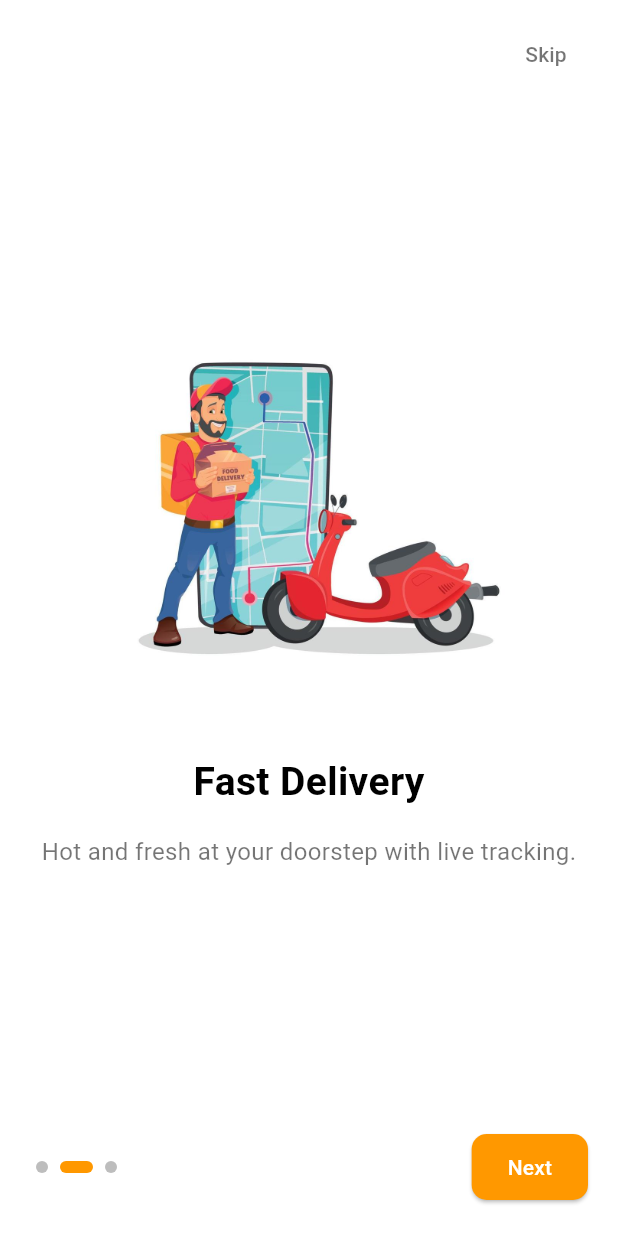
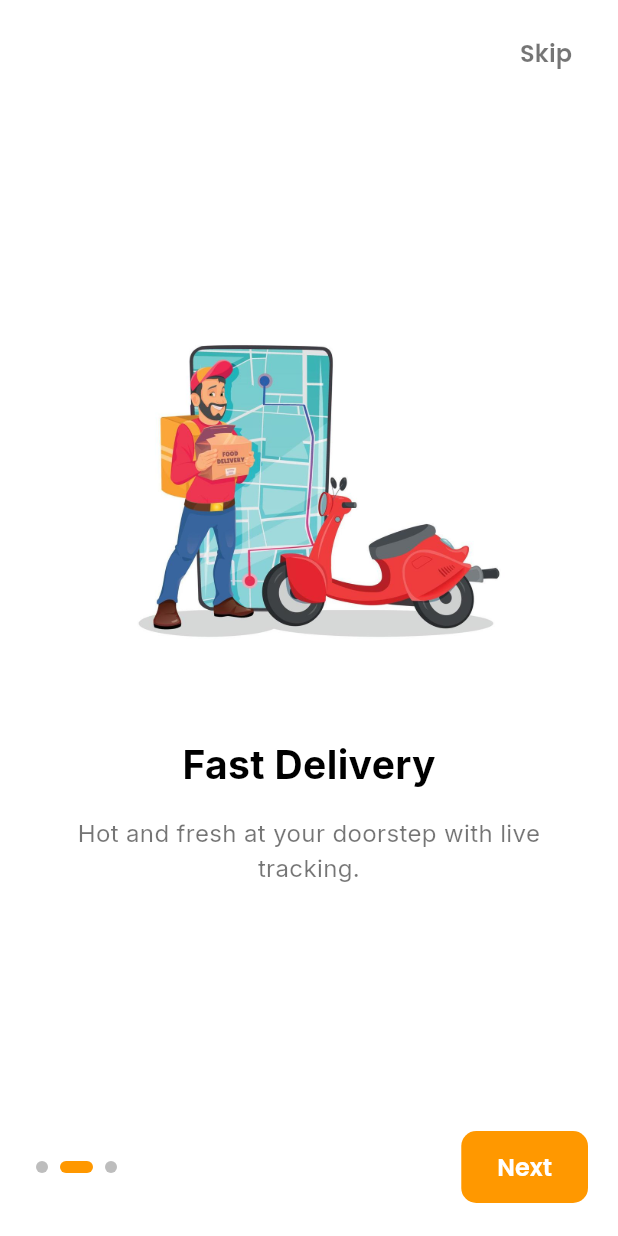
Before and after one commit to mahrukhkamalcs/Foodify-, a Flutter app: the screen it shows after launch, swiped to page 2, on a phone screen of 412 x 824 dp. Run offline on Flutter 3.47's test engine with Material 3 defaults, Android fonts, the phone set to English and light mode, and no system bars; our stand-ins replace shared_preferences.

Commit message:
routes configured

```diff
--- a/lib/main.dart
+++ b/lib/main.dart
@@ -1,44 +1,21 @@
 import 'package:flutter/material.dart';
 import 'package:flutter/services.dart';
-import 'package:flutter_application_1/features/auth/customer_login_screen.dart';
-import 'package:flutter_application_1/features/auth/signup/customer_signup_screen.dart';
-import 'package:flutter_application_1/features/auth/signup/vendor_signup_screen.dart';
-import 'package:flutter_application_1/features/auth/vendor_login_screen.dart';
 import 'core/theme/app_theme.dart';
-import 'navigation/main_navigation.dart';
+import 'navigation/app_router.dart';
 import 'features/onboarding/onboarding_screen.dart';
-import '../features/auth/role_selection.dart';
 
 void main() {
   WidgetsFlutterBinding.ensureInitialized();
 
-  // Set system overlay style
   SystemChrome.setSystemUIOverlayStyle(
     const SystemUiOverlayStyle(
       statusBarColor: Colors.transparent,
       statusBarIconBrightness: Brightness.dark,
     ),
   );
+
   runApp(const FoodifyApp());
- // runApp(const MyApp());
 }
-
-
-
-class MyApp extends StatelessWidget {
-  const MyApp({super.key});
-
-  @override
-  Widget build(BuildContext context) {
-    return MaterialApp(
-      title: 'Food Delivery App',
-      debugShowCheckedModeBanner: false,
-      theme: AppTheme.lightTheme,
-      home: const MainNavigation(), // Changed from HomeScreen to MainNavigation
-    );
-  }
-}
-
 
 class FoodifyApp extends StatelessWidget {
   const FoodifyApp({super.key});
@@ -48,20 +25,10 @@
     return MaterialApp(
       title: 'Foodify',
       debugShowCheckedModeBanner: false,
-      theme: ThemeData(
-        scaffoldBackgroundColor: Colors.white,
-        primarySwatch: Colors.orange,
-        brightness: Brightness.light,
-      ),
-      initialRoute: OnboardingScreen.routeName,
-      routes: {
-        OnboardingScreen.routeName: (ctx) => const OnboardingScreen(),
-        RoleSelectionScreen.routeName: (ctx) => const RoleSelectionScreen(),
-        CustomerLoginScreen.routeName: (ctx) => const CustomerLoginScreen(),
-        CustomerSignupScreen.routeName: (ctx) => const CustomerSignupScreen(),
-        VendorLoginScreen.routeName: (ctx) => const VendorLoginScreen(),
-        VendorSignupScreen.routeName: (ctx) => const VendorSignupScreen()
-      },
+      theme: AppTheme.lightTheme,
+
+      onGenerateRoute: AppRouter.generateRoute, //  Centralized navigation
+       initialRoute: OnboardingScreen.routeName,
     );
   }
 }
--- /dev/null
+++ b/lib/navigation/app_router.dart
@@ -0,0 +1,43 @@
+import 'package:flutter/material.dart';
+import '../features/onboarding/onboarding_screen.dart';
+import '../features/auth/role_selection.dart';
+import '../features/auth/customer_login_screen.dart';
+import '../features/auth/signup/customer_signup_screen.dart';
+import '../features/auth/vendor_login_screen.dart';
+import '../features/auth/signup/vendor_signup_screen.dart';
+import 'main_navigation.dart';
+
+class AppRouter {
+  static Route<dynamic> generateRoute(RouteSettings settings) {
+    switch (settings.name) {
+      case OnboardingScreen.routeName:
+        return MaterialPageRoute(builder: (_) => const OnboardingScreen());
+
+      case RoleSelectionScreen.routeName:
+        return MaterialPageRoute(builder: (_) => const RoleSelectionScreen());
+
+      case CustomerLoginScreen.routeName:
+        return MaterialPageRoute(builder: (_) => const CustomerLoginScreen());
+
+      case CustomerSignupScreen.routeName:
+        return MaterialPageRoute(builder: (_) => const CustomerSignupScreen());
+
+      case VendorLoginScreen.routeName:
+        return MaterialPageRoute(builder: (_) => const VendorLoginScreen());
+
+      case VendorSignupScreen.routeName:
+        return MaterialPageRoute(builder: (_) => const VendorSignupScreen());
+
+      case MainNavigation.routeName:
+        return MaterialPageRoute(builder: (_) => const MainNavigation());
+
+      default:
+        return MaterialPageRoute(
+          builder:
+              (_) => const Scaffold(
+                body: Center(child: Text('404 - Page not found')),
+              ),
+        );
+    }
+  }
+}
```
Also changed, not shown: lib/features/auth/customer_login_screen.dart (+7 -2 lines), lib/navigation/main_navigation.dart (+25 -15 lines).
